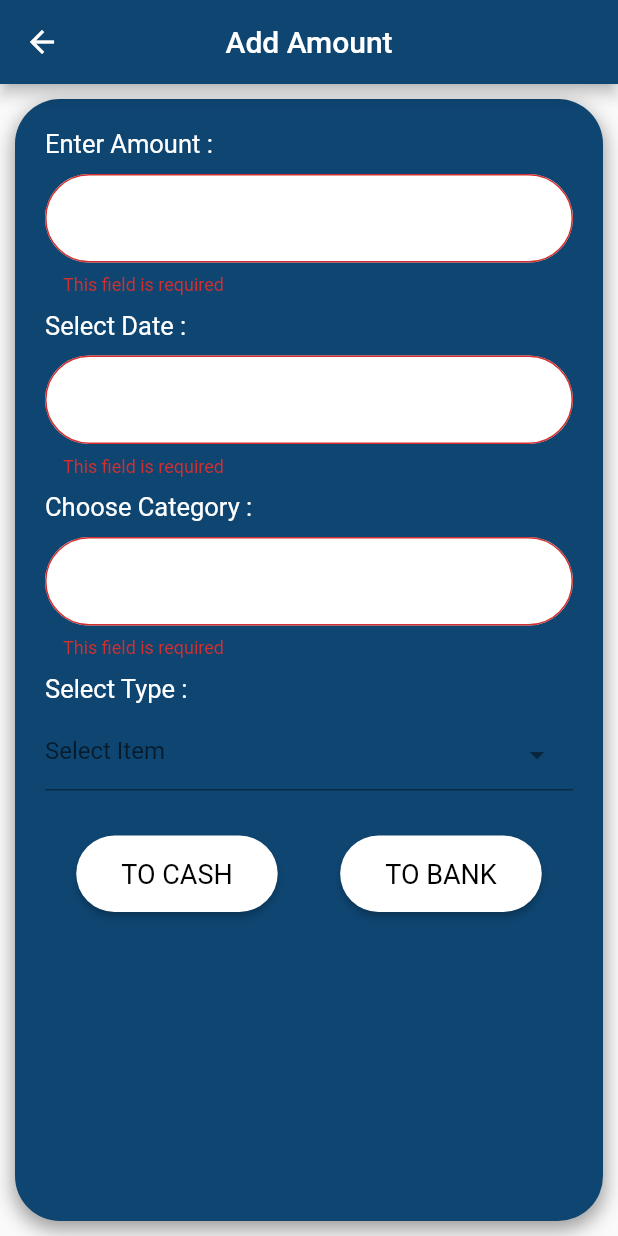
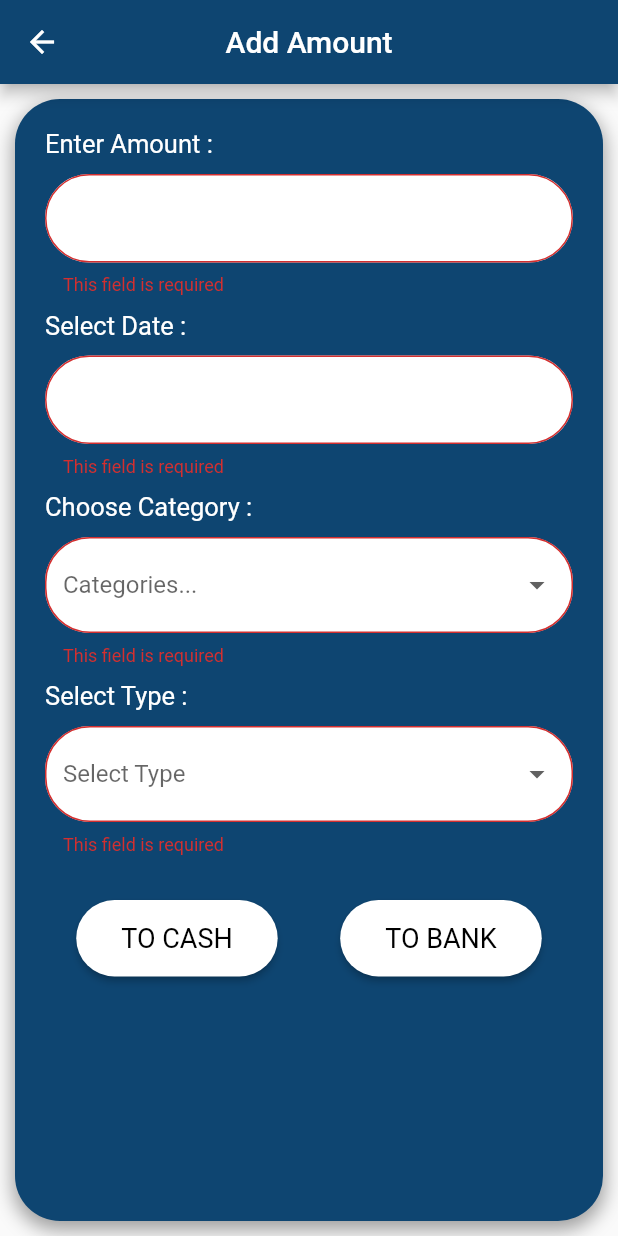
Before and after one commit to rohithvijayan774/Budget_Buddy, a Flutter app: the AddIncome screen opened directly, after a tap on "TO CASH", on a phone screen of 412 x 824 dp. Run offline on Flutter 3.47's test engine with Material 2 defaults, Android fonts, the phone set to English and light mode, and no system bars; drawn by our look-alikes of dropdown_textfield; our stand-ins replace google_fonts, hive, hive_flutter; missing offline and left inert: dart:ffi; accounts and stored records are empty.

Commit message:
fifth commit

```diff
--- a/lib/screens/transaction_screen.dart
+++ b/lib/screens/transaction_screen.dart
@@ -89,8 +89,8 @@ class _TransactionScreenState extends State<TransactionScreen> {
                           right: 10,
                           left: 10,
                         ),
-                        width: 1000,
-                        height: 1000,
+                        width: MediaQuery.of(context).size.width,
+                        height: MediaQuery.of(context).size.height,
                         decoration: const BoxDecoration(
                           color: Color.fromARGB(255, 17, 52, 81),
                           borderRadius: BorderRadius.only(
--- a/lib/widgets/add_amount.dart
+++ b/lib/widgets/add_amount.dart
@@ -18,21 +18,9 @@ class AddIncome extends StatefulWidget {
 class _AddIncomeState extends State<AddIncome> {
   final _amountController = TextEditingController();
   final _dateController = TextEditingController();
-  final _categoryController = TextEditingController();
-  // final _typeController = TextEditingController();
-  late SingleValueDropDownController _typeController;
   final _formKey = GlobalKey<FormState>();
-  @override
-  void initState() {
-    _typeController = SingleValueDropDownController();
-    super.initState();
-  }
-
-  @override
-  void dispose() {
-    _typeController.dispose();
-    super.dispose();
-  }
+  String? _categoryController;
+  String? _typeController;
 
   @override
   Widget build(BuildContext context) {
@@ -139,7 +127,6 @@ class _AddIncomeState extends State<AddIncome> {
                     }
                   },
                 ),
-
                 const SizedBox(
                   height: 10,
                 ),
@@ -153,19 +140,78 @@ class _AddIncomeState extends State<AddIncome> {
                 const SizedBox(
                   height: 10,
                 ),
-                // const CategoryList(),
-                TextFormField(
-                  textCapitalization: TextCapitalization.words,
-                  controller: _categoryController,
+                // TextFormField(
+                //   textCapitalization: TextCapitalization.words,
+                //   controller: _categoryController,
+                //   decoration: const InputDecoration(
+                //     filled: true,
+                //     fillColor: Colors.white,
+                //     border: OutlineInputBorder(
+                //       borderRadius: BorderRadius.all(
+                //         Radius.circular(50),
+                //       ),
+                //     ),
+                //   ),
+                //   validator: (value) {
+                //     if (value == null || value.isEmpty) {
+                //       return 'This field is required';
+                //     } else {
+                //       return null;
+                //     }
+                //   },
+                // ),
+                DropdownButtonFormField<String>(
                   decoration: const InputDecoration(
-                    filled: true,
-                    fillColor: Colors.white,
-                    border: OutlineInputBorder(
-                      borderRadius: BorderRadius.all(
-                        Radius.circular(50),
+                      border: OutlineInputBorder(
+                        borderRadius: BorderRadius.all(
+                          Radius.circular(30),
+                        ),
                       ),
+                      filled: true,
+                      fillColor: Colors.white),
+                  hint: const Text('Categories...'),
+                  value: _categoryController,
+                  items: const [
+                    DropdownMenuItem(
+                      value: 'Travel',
+                      child: Text('Travel'),
                     ),
-                  ),
+                    DropdownMenuItem(
+                      value: 'Entertainment',
+                      child: Text('Entertainment'),
+                    ),
+                    DropdownMenuItem(
+                      value: 'Food/Drink',
+                      child: Text('Food/Drink'),
+                    ),
+                    DropdownMenuItem(
+                      value: 'Rent',
+                      child: Text('Rent'),
+                    ),
+                    DropdownMenuItem(
+                      value: 'Loan',
+                      child: Text('Loan'),
+                    ),
+                    DropdownMenuItem(
+                      value: 'Salary',
+                      child: Text('Salary'),
+                    ),
+                    DropdownMenuItem(
+                      value: 'Commission',
+                      child: Text('Commission'),
+                    ),
+                    DropdownMenuItem(
+                      value: 'Other',
+                      child: Text('Other'),
+                    ),
+                  ],
+                  onChanged: (value) {
+                    setState(
+                      () {
+                        _categoryController = value;
+                      },
+                    );
+                  },
                   validator: (value) {
                     if (value == null || value.isEmpty) {
                       return 'This field is required';
@@ -174,7 +220,6 @@ class _AddIncomeState extends State<AddIncome> {
                     }
                   },
                 ),
-
                 const SizedBox(
                   height: 10,
                 ),
@@ -188,39 +233,41 @@ class _AddIncomeState extends State<AddIncome> {
                 const SizedBox(
                   height: 10,
                 ),
-
-                // TextFormField(
-                //   textCapitalization: TextCapitalization.sentences,
-                //   controller: _typeController,
-                //   decoration: const InputDecoration(
-                //     filled: true,
-                //     fillColor: Colors.white,
-                //     border: OutlineInputBorder(
-                //         borderRadius: BorderRadius.all(Radius.circular(50))),
-                //   ),
-                //   validator: (value) {
-                //     if (value == null || value.isEmpty) {
-                //       return 'This field is required';
-                //     } else {
-                //       return null;
-                //     }
-                //   },
-                // ),
-                DropDownTextField(
-                  controller: _typeController,
+                DropdownButtonFormField<String>(
+                  decoration: const InputDecoration(
+                      border: OutlineInputBorder(
+                        borderRadius: BorderRadius.all(
+                          Radius.circular(30),
+                        ),
+                      ),
+                      filled: true,
+                      fillColor: Colors.white),
+                  hint: const Text('Select Type'),
+                  value: _typeController,
+                  isExpanded: true,
+                  items: const [
+                    DropdownMenuItem(
+                      value: 'Income',
+                      child: Text('Income'),
+                    ),
+                    DropdownMenuItem(
+                      value: 'Expense',
+                      child: Text('Expense'),
+                    ),
+                  ],
+                  onChanged: (value) {
+                    print(value);
+                    setState(() {
+                      _typeController = value;
+                    });
+                  },
                   validator: (value) {
-                    if (value == null) {
+                    if (value == null || value.isEmpty) {
                       return 'This field is required';
                     } else {
                       return null;
                     }
                   },
-                  dropDownList: const [
-                    DropDownValueModel(name: 'Income', value: 'Income'),
-                    DropDownValueModel(name: 'Expense', value: 'Expense'),
-                  ],
-                  dropDownItemCount: 2,
-                  onChanged: (value) {},
                 ),
                 const SizedBox(
                   height: 30,
@@ -276,10 +323,10 @@ class _AddIncomeState extends State<AddIncome> {
   Future<void> toCashButtonClicked() async {
     final amount = _amountController.text.trim();
     final date = _dateController.text.trim();
-    final category = _categoryController.text.trim();
-    final type = _typeController.toString().trim();
+    final category = _categoryController;
+    final type = _typeController;
 
-    if (amount.isEmpty || date.isEmpty || category.isEmpty || type.isEmpty) {
+    if (amount.isEmpty || date.isEmpty || category!.isEmpty || type!.isEmpty) {
       return;
     }
 
@@ -298,9 +345,9 @@ class _AddIncomeState extends State<AddIncome> {
   Future<void> toBankButtonClicked() async {
     final income = _amountController.text.trim();
     final date = _dateController.text.trim();
-    final category = _categoryController.text.trim();
-    final type = _typeController.toString().trim();
-    if (income.isEmpty || date.isEmpty || category.isEmpty || type.isEmpty) {
+    final category = _categoryController;
+    final type = _typeController;
+    if (income.isEmpty || date.isEmpty || category!.isEmpty || type!.isEmpty) {
       return;
     }
   }
```
Also changed, not shown: lib/screens/first_screen.dart (+11 -4 lines).
